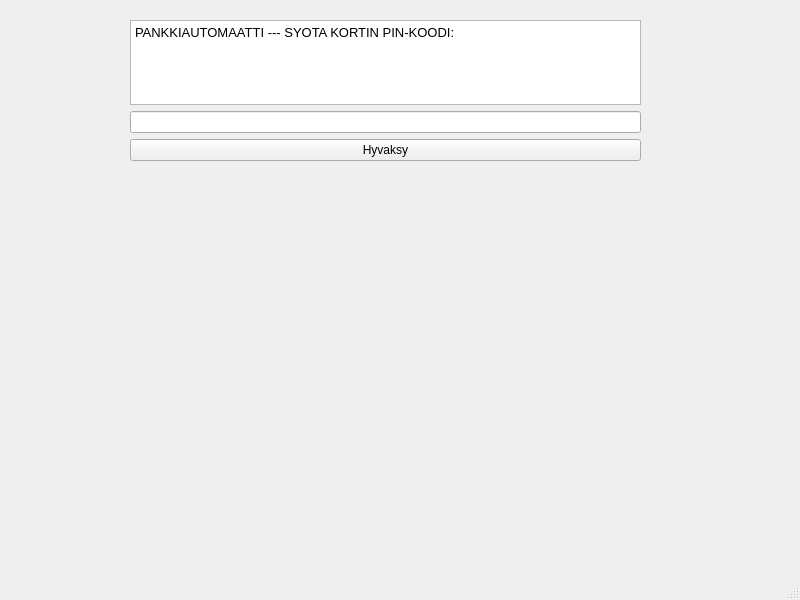
First picture: the form in bankautomat/mainwindow.ui, repository banksimul2022/group5, before the edit.
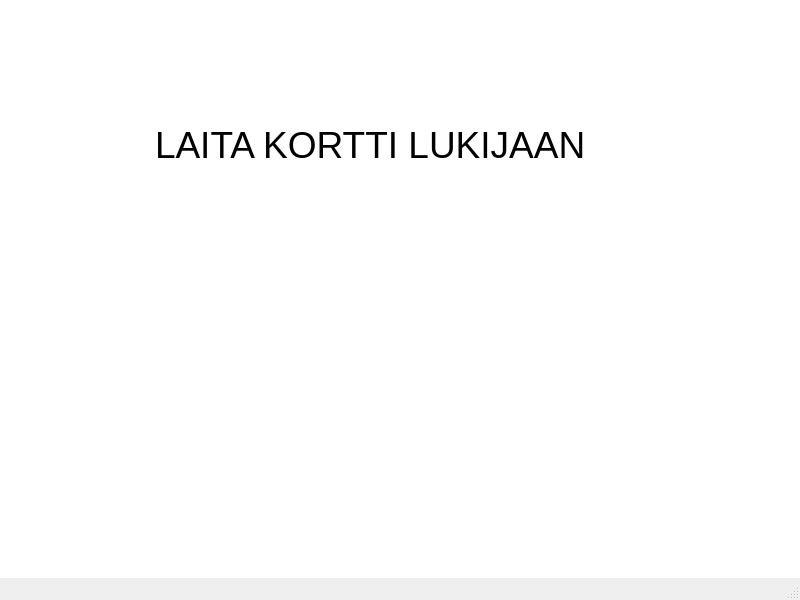
Second picture: the form after the edit.

Diff of the .ui file:
```diff
--- a/bankautomat/mainwindow.ui
+++ b/bankautomat/mainwindow.ui
@@ -14,38 +14,25 @@
    <string>MainWindow</string>
   </property>
   <widget class="QWidget" name="centralwidget">
-   <widget class="QWidget" name="verticalLayoutWidget">
+   <widget class="QTextBrowser" name="textBrowser">
     <property name="geometry">
      <rect>
-      <x>130</x>
-      <y>20</y>
-      <width>511</width>
-      <height>141</height>
+      <x>-10</x>
+      <y>-10</y>
+      <width>851</width>
+      <height>591</height>
      </rect>
     </property>
-    <layout class="QVBoxLayout" name="verticalLayout">
-     <item>
-      <widget class="QTextEdit" name="textEdit">
-       <property name="html">
-        <string>&lt;!DOCTYPE HTML PUBLIC &quot;-//W3C//DTD HTML 4.0//EN&quot; &quot;http://www.w3.org/TR/REC-html40/strict.dtd&quot;&gt;
+    <property name="html">
+     <string>&lt;!DOCTYPE HTML PUBLIC &quot;-//W3C//DTD HTML 4.0//EN&quot; &quot;http://www.w3.org/TR/REC-html40/strict.dtd&quot;&gt;
 &lt;html&gt;&lt;head&gt;&lt;meta name=&quot;qrichtext&quot; content=&quot;1&quot; /&gt;&lt;style type=&quot;text/css&quot;&gt;
 p, li { white-space: pre-wrap; }
 &lt;/style&gt;&lt;/head&gt;&lt;body style=&quot; font-family:'MS Shell Dlg 2'; font-size:8.25pt; font-weight:400; font-style:normal;&quot;&gt;
-&lt;p style=&quot; margin-top:0px; margin-bottom:0px; margin-left:0px; margin-right:0px; -qt-block-indent:0; text-indent:0px;&quot;&gt;&lt;span style=&quot; font-size:10pt;&quot;&gt;PANKKIAUTOMAATTI --- SYOTA KORTIN PIN-KOODI:&lt;/span&gt;&lt;/p&gt;&lt;/body&gt;&lt;/html&gt;</string>
-       </property>
-      </widget>
-     </item>
-     <item>
-      <widget class="QLineEdit" name="lineEdit"/>
-     </item>
-     <item>
-      <widget class="QPushButton" name="Hyvaksy">
-       <property name="text">
-        <string>Hyvaksy</string>
-       </property>
-      </widget>
-     </item>
-    </layout>
+&lt;p style=&quot; margin-top:0px; margin-bottom:0px; margin-left:0px; margin-right:0px; -qt-block-indent:0; text-indent:0px;&quot;&gt;&lt;span style=&quot; font-size:28pt;&quot;&gt;	&lt;/span&gt;&lt;/p&gt;
+&lt;p style=&quot; margin-top:0px; margin-bottom:0px; margin-left:0px; margin-right:0px; -qt-block-indent:0; text-indent:0px;&quot;&gt;&lt;span style=&quot; font-size:28pt;&quot;&gt;	&lt;/span&gt;&lt;/p&gt;
+&lt;p style=&quot; margin-top:0px; margin-bottom:0px; margin-left:0px; margin-right:0px; -qt-block-indent:0; text-indent:0px;&quot;&gt;&lt;span style=&quot; font-size:28pt;&quot;&gt;	&lt;/span&gt;&lt;/p&gt;
+&lt;p style=&quot; margin-top:0px; margin-bottom:0px; margin-left:0px; margin-right:0px; -qt-block-indent:0; text-indent:0px;&quot;&gt;&lt;span style=&quot; font-size:28pt;&quot;&gt;		LAITA KORTTI LUKIJAAN&lt;/span&gt;&lt;/p&gt;&lt;/body&gt;&lt;/html&gt;</string>
+    </property>
    </widget>
   </widget>
   <widget class="QMenuBar" name="menubar">
```
